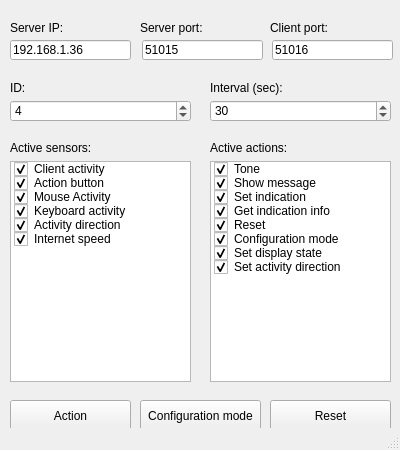
Pvg08/CStationClient_DS_PC, file PC_CStation_Client/mainwindow.ui: the form before one commit.
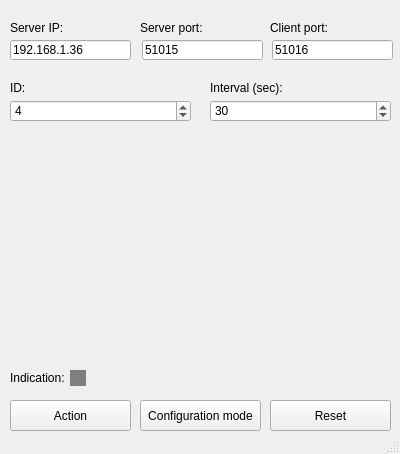
The form after the commit.

The edit to the form file:
```diff
--- a/PC_CStation_Client/mainwindow.ui
+++ b/PC_CStation_Client/mainwindow.ui
@@ -7,7 +7,7 @@
     <x>0</x>
     <y>0</y>
     <width>400</width>
-    <height>450</height>
+    <height>454</height>
    </rect>
   </property>
   <property name="windowTitle">
@@ -150,164 +150,6 @@
      <string>Configuration mode</string>
     </property>
    </widget>
-   <widget class="QListWidget" name="listWidget_sensors">
-    <property name="geometry">
-     <rect>
-      <x>10</x>
-      <y>161</y>
-      <width>181</width>
-      <height>221</height>
-     </rect>
-    </property>
-    <item>
-     <property name="text">
-      <string>Client activity</string>
-     </property>
-     <property name="checkState">
-      <enum>Checked</enum>
-     </property>
-    </item>
-    <item>
-     <property name="text">
-      <string>Action button</string>
-     </property>
-     <property name="checkState">
-      <enum>Checked</enum>
-     </property>
-    </item>
-    <item>
-     <property name="text">
-      <string>Mouse Activity</string>
-     </property>
-     <property name="checkState">
-      <enum>Checked</enum>
-     </property>
-    </item>
-    <item>
-     <property name="text">
-      <string>Keyboard activity</string>
-     </property>
-     <property name="checkState">
-      <enum>Checked</enum>
-     </property>
-    </item>
-    <item>
-     <property name="text">
-      <string>Activity direction</string>
-     </property>
-     <property name="checkState">
-      <enum>Checked</enum>
-     </property>
-    </item>
-    <item>
-     <property name="text">
-      <string>Internet speed</string>
-     </property>
-     <property name="checkState">
-      <enum>Checked</enum>
-     </property>
-    </item>
-   </widget>
-   <widget class="QLabel" name="label_5">
-    <property name="geometry">
-     <rect>
-      <x>10</x>
-      <y>140</y>
-      <width>181</width>
-      <height>16</height>
-     </rect>
-    </property>
-    <property name="text">
-     <string>Active sensors:</string>
-    </property>
-   </widget>
-   <widget class="QListWidget" name="listWidget_actions">
-    <property name="geometry">
-     <rect>
-      <x>210</x>
-      <y>161</y>
-      <width>181</width>
-      <height>221</height>
-     </rect>
-    </property>
-    <item>
-     <property name="text">
-      <string>Tone</string>
-     </property>
-     <property name="checkState">
-      <enum>Checked</enum>
-     </property>
-    </item>
-    <item>
-     <property name="text">
-      <string>Show message</string>
-     </property>
-     <property name="checkState">
-      <enum>Checked</enum>
-     </property>
-    </item>
-    <item>
-     <property name="text">
-      <string>Set indication</string>
-     </property>
-     <property name="checkState">
-      <enum>Checked</enum>
-     </property>
-    </item>
-    <item>
-     <property name="text">
-      <string>Get indication info</string>
-     </property>
-     <property name="checkState">
-      <enum>Checked</enum>
-     </property>
-    </item>
-    <item>
-     <property name="text">
-      <string>Reset</string>
-     </property>
-     <property name="checkState">
-      <enum>Checked</enum>
-     </property>
-    </item>
-    <item>
-     <property name="text">
-      <string>Configuration mode</string>
-     </property>
-     <property name="checkState">
-      <enum>Checked</enum>
-     </property>
-    </item>
-    <item>
-     <property name="text">
-      <string>Set display state</string>
-     </property>
-     <property name="checkState">
-      <enum>Checked</enum>
-     </property>
-    </item>
-    <item>
-     <property name="text">
-      <string>Set activity direction</string>
-     </property>
-     <property name="checkState">
-      <enum>Checked</enum>
-     </property>
-    </item>
-   </widget>
-   <widget class="QLabel" name="label_6">
-    <property name="geometry">
-     <rect>
-      <x>210</x>
-      <y>140</y>
-      <width>181</width>
-      <height>16</height>
-     </rect>
-    </property>
-    <property name="text">
-     <string>Active actions:</string>
-    </property>
-   </widget>
    <widget class="QPushButton" name="pushButton_action">
     <property name="geometry">
      <rect>
@@ -347,6 +189,43 @@
      <string>Client port:</string>
     </property>
    </widget>
+   <widget class="QFrame" name="frame_indication">
+    <property name="geometry">
+     <rect>
+      <x>70</x>
+      <y>370</y>
+      <width>16</width>
+      <height>16</height>
+     </rect>
+    </property>
+    <property name="autoFillBackground">
+     <bool>false</bool>
+    </property>
+    <property name="styleSheet">
+     <string notr="true">background-color: rgb(127, 127, 127);
+border: 1px white;
+border: 20px;</string>
+    </property>
+    <property name="frameShape">
+     <enum>QFrame::StyledPanel</enum>
+    </property>
+    <property name="frameShadow">
+     <enum>QFrame::Sunken</enum>
+    </property>
+   </widget>
+   <widget class="QLabel" name="label_8">
+    <property name="geometry">
+     <rect>
+      <x>10</x>
+      <y>370</y>
+      <width>61</width>
+      <height>16</height>
+     </rect>
+    </property>
+    <property name="text">
+     <string>Indication:</string>
+    </property>
+   </widget>
   </widget>
   <widget class="QStatusBar" name="statusBar"/>
  </widget>
```
